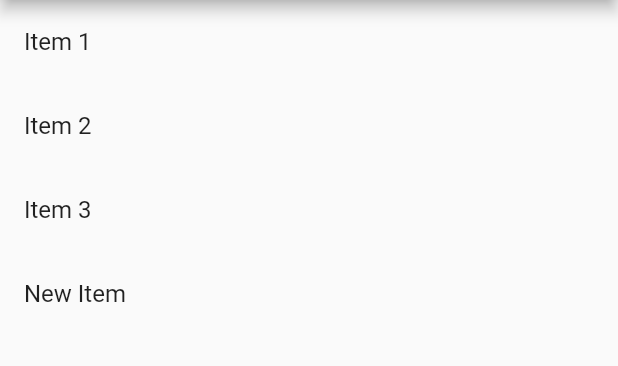
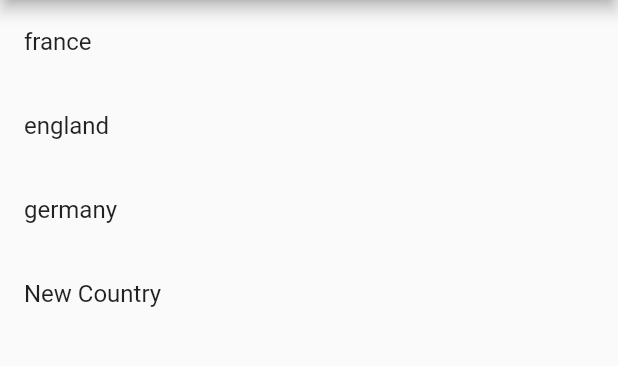
Before and after one commit to hesptech/flutter_mvvm, a Flutter app: the screen it shows after launch, after a tap on the "add" icon, on a phone screen of 412 x 824 dp, the part 84-450 px from its top. Run offline on Flutter 3.47's test engine with Material 2 defaults, Android fonts, the phone set to English and light mode, and no system bars.

Commit message:
refactor: cities object

```diff
--- /dev/null
+++ b/lib/models/cities_repository.dart
@@ -0,0 +1,11 @@
+import 'package:flutter_mvvm/models/city_model.dart';
+
+class CitiesRepository {
+
+  List<CityModel> cities = [
+    CityModel(name: 'paris', country: 'france', ),
+    CityModel(name: 'london', country: 'england', ),
+    CityModel(name: 'berlin', country: 'germany', ),
+  ];
+
+}
--- /dev/null
+++ b/lib/models/city_model.dart
@@ -0,0 +1,11 @@
+
+class CityModel {
+  final String name;
+  final String country;
+
+
+  CityModel({
+    required this.name,
+    required this.country,
+  });
+}
--- a/lib/views/home_page.dart
+++ b/lib/views/home_page.dart
@@ -1,5 +1,6 @@
 import 'package:flutter/material.dart';
 import '../views_models/item_list_view_model.dart';
+import 'package:flutter_mvvm/views_models/city_list_view_model.dart';
 //import 'package:flutter_mvvm/models/model.dart';
 
 
@@ -12,11 +13,13 @@ class HomePage extends StatefulWidget {
 
 class HomePageState extends State<HomePage> {
   late ItemListViewModel _viewModel;
+  late CityListViewModel _cityListViewModel2;
 
   @override
   void initState() {
     super.initState();
     _viewModel = ItemListViewModel();
+    _cityListViewModel2 = CityListViewModel();
   }
 
   @override
@@ -26,15 +29,33 @@ class HomePageState extends State<HomePage> {
         title: const Text('MVVM Architecture'),
         centerTitle: true,
       ),
-      body: ListView.builder(
+      /* body: ListView.builder(
         itemCount: _viewModel.items.length,
         itemBuilder: (context, index) {
           return ListTile(title: Text(_viewModel.items[index]));
         },
+      ), */
+      body: ListView.builder(
+        itemCount: _cityListViewModel2.cities.length,
+        itemBuilder: (context, index) {
+          return ListTile(title: Text(_cityListViewModel2.cities[index]));
+        },
       ),
+
+
+
+
+      /* floatingActionButton: FloatingActionButton(
+        onPressed: () {
+          _viewModel.addItem('New Item');
+          setState(() {});
+        },
+        child: const Icon(Icons.add),
+      ), */
+
       floatingActionButton: FloatingActionButton(
         onPressed: () {
-          _viewModel.addItem('New Item');
+          _cityListViewModel2.addCity(city: 'New City', country: 'New Country');
           setState(() {});
         },
         child: const Icon(Icons.add),
--- /dev/null
+++ b/lib/views_models/city_list_view_model.dart
@@ -0,0 +1,14 @@
+import 'package:flutter_mvvm/models/cities_repository.dart';
+import 'package:flutter_mvvm/models/city_model.dart';
+
+class CityListViewModel  {
+
+  final CitiesRepository citiesRepository = CitiesRepository();
+
+  List<String> get cities => citiesRepository.cities.map((e) => e.country).toList();
+
+  void addCity({required String city, required String country}) {
+    citiesRepository.cities.add(CityModel(name: city, country: country));
+    print(citiesRepository.cities[3].name);
+  }
+}
```
Also changed, not shown: 1 other file.
